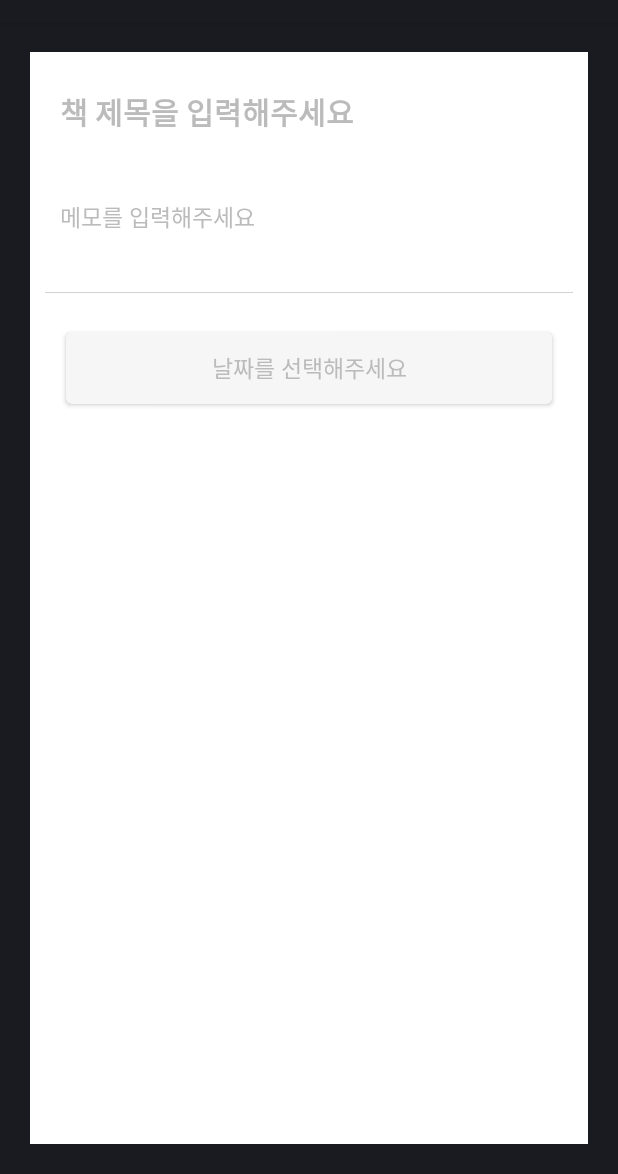
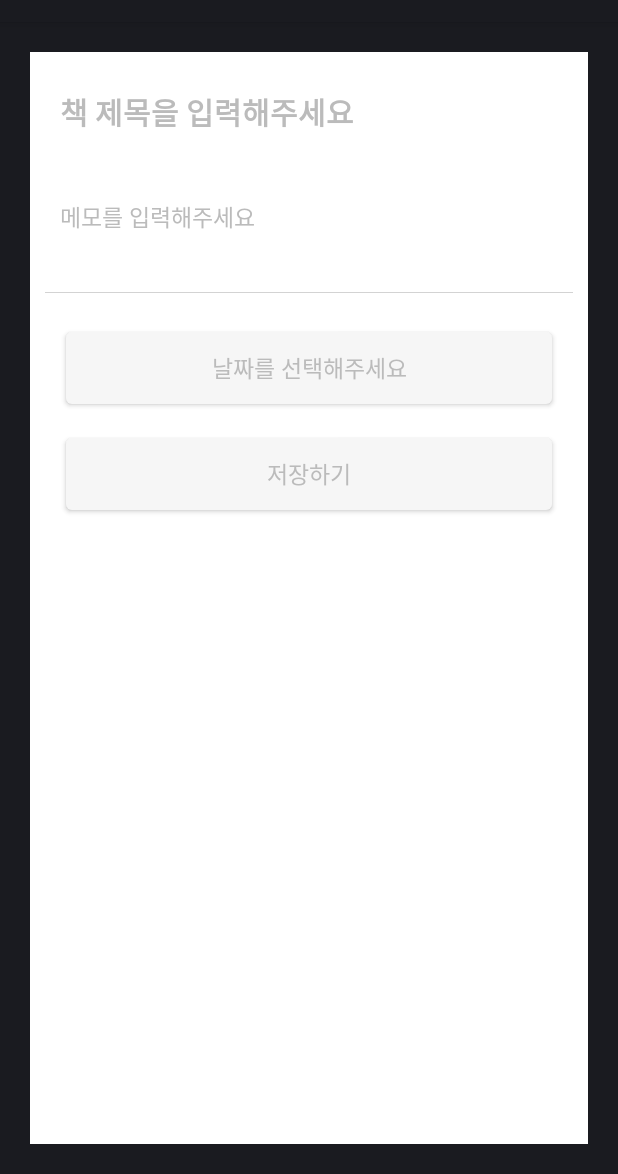
Before and after one commit to nammin-git/footprint, an Android app: the layout memo_dialog.xml on its own in the app's theme, with its tools: preview values and no code run, on a phone screen of 412 x 824 dp, the part 62-1236 px from its top. Run offline under Robolectric (Android 15) with nearby library versions, the phone set to English and light mode, and no system bars.

Commit message:
Add files via upload

```diff
--- a/book_memo_app/app/src/main/res/layout/memo_dialog.xml
+++ b/book_memo_app/app/src/main/res/layout/memo_dialog.xml
@@ -53,6 +53,23 @@
         android:backgroundTint="@color/bright_gray"
         android:fontFamily="@font/suncheon_b"
         android:textColor="@color/middle_gray"
-        android:layout_margin="20dp"/>
+        android:layout_marginLeft="20dp"
+        android:layout_marginRight="20dp"
+        android:layout_marginTop="20dp"
+        android:layout_marginBottom="5dp"/>
+
+    <Button
+        android:id="@+id/saveBtn"
+        android:layout_width="match_parent"
+        android:layout_height="60dp"
+        android:text="저장하기"
+        android:textSize="15dp"
+        android:backgroundTint="@color/bright_gray"
+        android:fontFamily="@font/suncheon_b"
+        android:textColor="@color/middle_gray"
+        android:layout_marginLeft="20dp"
+        android:layout_marginRight="20dp"
+        android:layout_marginTop="5dp"
+        android:layout_marginBottom="10dp"/>
 
 </LinearLayout>
```
